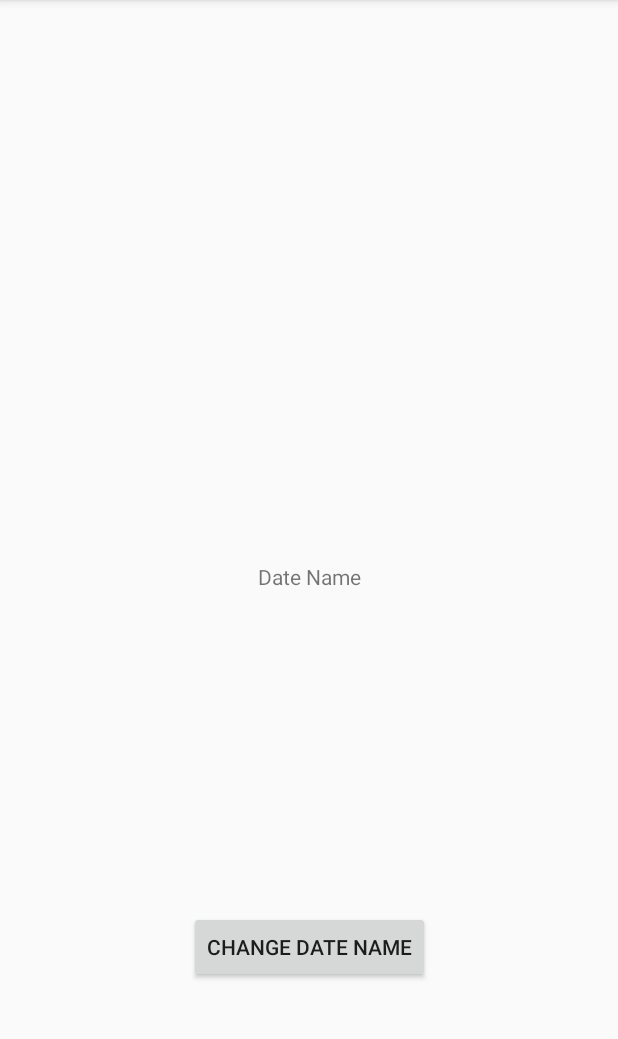
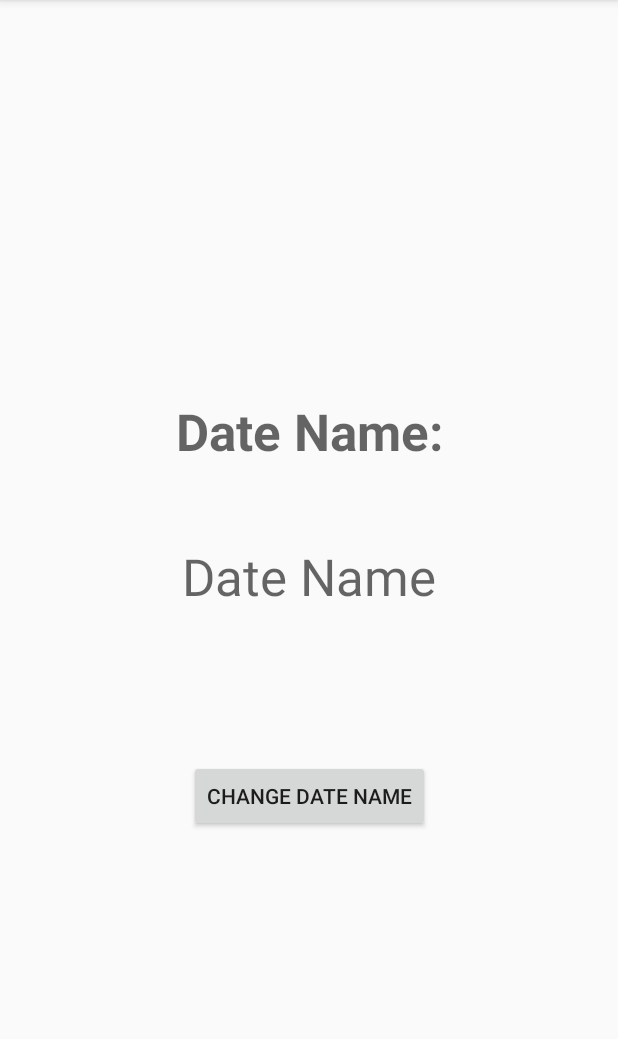
Before and after one commit to entelect/mobile-forum, an Android app: the screen it shows after launch (MainActivity), on a phone screen of 412 x 824 dp, the part 84-1123 px from its top. Run offline under Robolectric (Android 15) with nearby library versions, the phone set to English and light mode, and no system bars.

Commit message:
Remove deprecated code and clean up

```diff
--- a/Android/Reactive-programming/MutableDataBasics/app/src/main/java/za/co/entelect/mobileforum/mutabledata/ui/main/MainFragment.kt
+++ b/Android/Reactive-programming/MutableDataBasics/app/src/main/java/za/co/entelect/mobileforum/mutabledata/ui/main/MainFragment.kt
@@ -7,6 +7,7 @@ import android.view.LayoutInflater
 import android.view.View
 import android.view.ViewGroup
 import androidx.lifecycle.Observer
+import androidx.lifecycle.ViewModelProvider
 import kotlinx.android.synthetic.main.main_fragment.*
 import za.co.entelect.mobileforum.mutabledata.R
 import za.co.entelect.mobileforum.mutabledata.utils.NameUtil
@@ -20,15 +21,16 @@ class MainFragment : Fragment() {
 
     private lateinit var viewModel: MainViewModel
 
-    override fun onCreateView(inflater: LayoutInflater, container: ViewGroup?,
-                              savedInstanceState: Bundle?): View {
+    override fun onCreateView(
+        inflater: LayoutInflater, container: ViewGroup?,
+        savedInstanceState: Bundle?
+    ): View {
         return inflater.inflate(R.layout.main_fragment, container, false)
     }
 
     override fun onCreate(savedInstanceState: Bundle?) {
         super.onCreate(savedInstanceState)
-        //Not sure about this creation
-        viewModel = ViewModelProviders.of(this).get(MainViewModel::class.java)
+        viewModel = ViewModelProvider(this).get(MainViewModel::class.java)
 
         val nameObserver = Observer<String> { newDateName ->
             message.text = newDateName
--- a/Android/Reactive-programming/MutableDataBasics/app/src/main/res/layout/main_fragment.xml
+++ b/Android/Reactive-programming/MutableDataBasics/app/src/main/res/layout/main_fragment.xml
@@ -8,10 +8,24 @@
     tools:context=".ui.main.MainFragment">
 
     <TextView
+        android:id="@+id/date_name_header"
+        android:layout_width="wrap_content"
+        android:layout_height="wrap_content"
+        android:text="Date Name:"
+        android:textAppearance="@style/TextAppearance.AppCompat.Display1"
+        android:textStyle="bold"
+        app:layout_constraintBottom_toTopOf="@+id/message"
+        app:layout_constraintEnd_toEndOf="parent"
+        app:layout_constraintStart_toStartOf="parent"
+        app:layout_constraintTop_toTopOf="parent"
+        app:layout_constraintVertical_bias="0.838" />
+
+    <TextView
         android:id="@+id/message"
         android:layout_width="wrap_content"
         android:layout_height="wrap_content"
         android:text="Date Name"
+        android:textAppearance="@style/TextAppearance.AppCompat.Display1"
         app:layout_constraintBottom_toBottomOf="parent"
         app:layout_constraintEnd_toEndOf="parent"
         app:layout_constraintStart_toStartOf="parent"
@@ -26,7 +40,7 @@
         app:layout_constraintBottom_toBottomOf="parent"
         app:layout_constraintEnd_toEndOf="parent"
         app:layout_constraintStart_toStartOf="parent"
-        app:layout_constraintTop_toBottomOf="@+id/message" />
-
+        app:layout_constraintTop_toBottomOf="@+id/message"
+        app:layout_constraintVertical_bias="0.0" />
 
 </androidx.constraintlayout.widget.ConstraintLayout>
```
